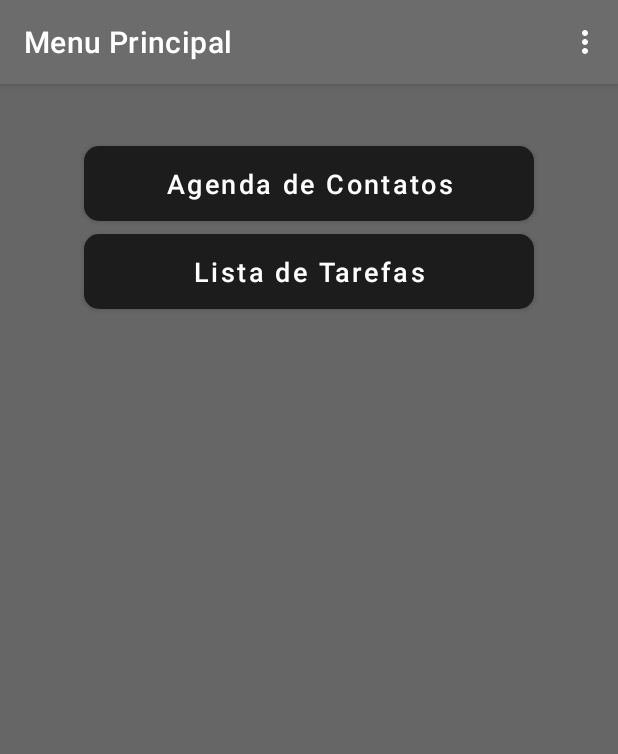
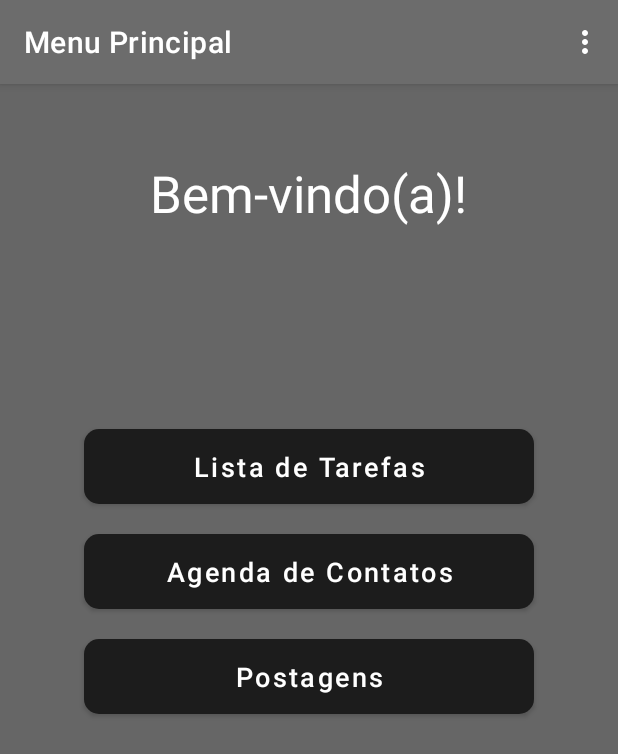
Before and after one commit to Gustavo-Soares94/app-hunting-ti, an Android app: the screen it shows after launch once a user with an empty profile is signed in (MenuPrincipalActivity), on a phone screen of 412 x 824 dp. Shown: the top 754 px of the screen. Run offline under Robolectric (Android 15) with nearby library versions, the phone set to English and light mode, and no system bars; our stand-ins replace Firebase (no records; nobody signed in at launch, a user with empty details on screens opened directly).

Commit message:
Finalizando tela do menu principal - pendente botão de logout

```diff
--- a/app/src/main/res/layout/activity_menu_principal.xml
+++ b/app/src/main/res/layout/activity_menu_principal.xml
@@ -9,11 +9,28 @@
 
 
     <Button
-        android:id="@+id/bt_entrar"
+        android:id="@+id/bt_lista_de_tarefas"
         android:layout_width="300dp"
         android:layout_height="50dp"
         android:layout_centerHorizontal="true"
-        android:layout_marginTop="41dp"
+        android:layout_marginTop="230dp"
+
+        android:background="@drawable/custom_button"
+        android:onClick="cadastro"
+        android:text="Lista de Tarefas"
+        android:textAllCaps="false"
+        android:textSize="18sp"
+        app:backgroundTint="@color/botoes"
+        app:iconTint="@color/botoes"
+        app:rippleColor="@color/botoes" />
+
+    <Button
+        android:id="@+id/bt_agenda_de_contatos"
+        android:layout_width="300dp"
+        android:layout_height="50dp"
+        android:layout_below="@+id/bt_lista_de_tarefas"
+        android:layout_centerHorizontal="true"
+        android:layout_marginTop="20dp"
         android:background="@drawable/custom_button"
         android:onClick="login"
         android:text="Agenda de Contatos"
@@ -24,19 +41,31 @@
         app:rippleColor="@color/botoes" />
 
     <Button
-        android:id="@+id/bt_cadastrar"
+        android:id="@+id/bt_postagens"
         android:layout_width="300dp"
         android:layout_height="50dp"
+        android:layout_below="@+id/bt_agenda_de_contatos"
         android:layout_centerHorizontal="true"
-        android:layout_marginTop="100dp"
 
+        android:layout_marginTop="20dp"
         android:background="@drawable/custom_button"
         android:onClick="cadastro"
-        android:text="Lista de Tarefas"
+        android:text="Postagens"
         android:textAllCaps="false"
         android:textSize="18sp"
         app:backgroundTint="@color/botoes"
         app:iconTint="@color/botoes"
         app:rippleColor="@color/botoes" />
 
+    <TextView
+        android:id="@+id/textView3"
+        android:layout_width="wrap_content"
+        android:layout_height="wrap_content"
+        android:layout_centerHorizontal="true"
+        android:layout_marginTop="50dp"
+        android:text="Bem-vindo(a)!"
+        android:textColor="@color/white"
+        android:textColorHint="@color/white"
+        android:textSize="34sp" />
+
 </RelativeLayout>
```
